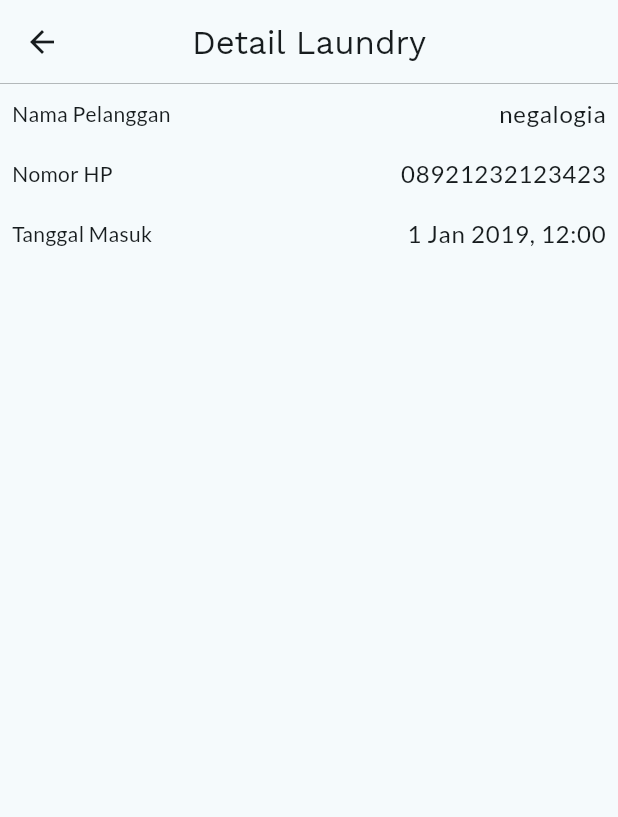
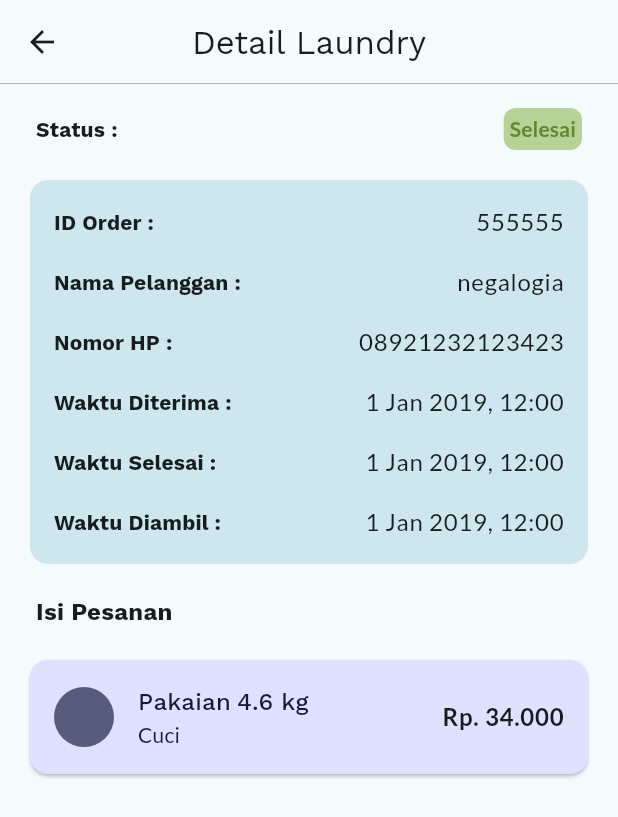
Before and after one commit to fauzidan/sigma_laundry, a Flutter app: the LaundryDetailsPage screen opened directly, on a phone screen of 412 x 824 dp. Shown: the top 817 px of the screen. Run offline on Flutter 3.47's test engine with Material 3 defaults, Android fonts, the phone set to English and light mode, and no system bars; our stand-ins replace flutter_svg, google_fonts.

```diff
--- /dev/null
+++ b/lib/config/extension/double_extension.dart
@@ -0,0 +1,5 @@
+extension DoubleExtension on double {
+  String removeDecimalZeroFormat() {
+    return toStringAsFixed(truncateToDouble() == this ? 0 : 1);
+  }
+}
--- a/lib/core/domain/entity/laundry.dart
+++ b/lib/core/domain/entity/laundry.dart
@@ -5,7 +5,7 @@ class Laundry {
   final String laundryId;
   final LaundryCategory laundryCategory;
   final bool isIroning;
-  final double price;
+  final int price;
   final int? amount;
   final double? weight;
 
--- /dev/null
+++ b/lib/core/presentation/common_widgets/colored_label.dart
@@ -0,0 +1,35 @@
+import 'package:flutter/material.dart';
+import 'package:sigma_laundry/config/extension/theme_extension.dart';
+
+class ColoredLabel extends StatelessWidget {
+  const ColoredLabel({
+    super.key,
+    required this.text,
+    required this.textColor,
+    required this.backgroundColor,
+  });
+
+  final String text;
+  final Color textColor;
+  final Color backgroundColor;
+
+  @override
+  Widget build(BuildContext context) {
+    return Container(
+      padding: const EdgeInsets.all(4),
+      decoration: BoxDecoration(
+        color: backgroundColor,
+        borderRadius: const BorderRadius.all(
+          Radius.circular(8),
+        ),
+      ),
+      child: Text(
+        text,
+        style: context.textTheme.labelLarge!.copyWith(
+          color: textColor,
+          fontWeight: FontWeight.bold,
+        ),
+      ),
+    );
+  }
+}
--- /dev/null
+++ b/lib/core/presentation/common_widgets/laundry_tile.dart
@@ -0,0 +1,80 @@
+import 'package:flutter/material.dart';
+import 'package:sigma_laundry/config/extension/double_extension.dart';
+import 'package:sigma_laundry/config/extension/int_extension.dart';
+import 'package:sigma_laundry/config/extension/theme_extension.dart';
+import 'package:sigma_laundry/core/domain/entity/laundry.dart';
+import 'package:sigma_laundry/core/presentation/misc/spaces.dart';
+
+class LaundryTile extends StatelessWidget {
+  const LaundryTile({
+    super.key,
+    required this.laundry,
+  });
+
+  final Laundry laundry;
+
+  @override
+  Widget build(BuildContext context) {
+    return Card(
+      color: context.colorScheme.tertiaryContainer,
+      child: Padding(
+        padding: const EdgeInsets.all(16),
+        child: Row(
+          mainAxisAlignment: MainAxisAlignment.spaceBetween,
+          children: [
+            Row(
+              children: [
+                CircleAvatar(
+                  backgroundColor: context.colorScheme.tertiary,
+                ),
+                horizontalSpace(16),
+                Column(
+                  crossAxisAlignment: CrossAxisAlignment.start,
+                  children: [
+                    Row(
+                      children: [
+                        Text(
+                          laundry.laundryCategory.name,
+                          style: context.textTheme.titleMedium!.copyWith(
+                            color: context.colorScheme.onTertiaryContainer,
+                          ),
+                        ),
+                        horizontalSpace(4),
+                        if (laundry.weight != null)
+                          Text(
+                            '${laundry.weight!.removeDecimalZeroFormat()} kg',
+                            style: context.textTheme.titleMedium!.copyWith(
+                              color: context.colorScheme.onTertiaryContainer,
+                            ),
+                          )
+                        else
+                          Text(
+                            laundry.amount.toString(),
+                            style: context.textTheme.titleMedium!.copyWith(
+                              color: context.colorScheme.onTertiaryContainer,
+                            ),
+                          )
+                      ],
+                    ),
+                    Text(
+                      'Cuci ${laundry.isIroning ? ', Setrika' : ''}',
+                      style: context.textTheme.labelLarge!.copyWith(
+                        color: context.colorScheme.onTertiaryContainer,
+                      ),
+                    ),
+                  ],
+                ),
+              ],
+            ),
+            Text(
+              laundry.price.toIDRCurrencyFormat(),
+              style: context.textTheme.bodyLarge!.copyWith(
+                fontWeight: FontWeight.bold,
+              ),
+            ),
+          ],
+        ),
+      ),
+    );
+  }
+}
--- a/lib/core/presentation/pages/home_page/home_page.dart
+++ b/lib/core/presentation/pages/home_page/home_page.dart
@@ -1,6 +1,7 @@
 import 'package:flutter/material.dart';
 import 'package:sigma_laundry/config/extension/theme_extension.dart';
 import 'package:sigma_laundry/core/presentation/common_widgets/main_app_bar.dart';
+import 'package:sigma_laundry/core/presentation/misc/spaces.dart';
 import 'package:sigma_laundry/core/presentation/pages/home_page/methods/grid_menu.dart';
 import 'package:sigma_laundry/core/presentation/pages/home_page/methods/home_page_header.dart';
 
@@ -18,6 +19,7 @@ class HomePage extends StatelessWidget {
       body: ListView(
         shrinkWrap: true,
         children: [
+          verticalSpace(16),
           homePageHeader(context: context),
           Padding(
             padding: const EdgeInsets.all(16),
--- a/lib/core/presentation/pages/laundry_details_page/laundry_details_page.dart
+++ b/lib/core/presentation/pages/laundry_details_page/laundry_details_page.dart
@@ -1,28 +1,33 @@
 import 'package:flutter/material.dart';
 import 'package:sigma_laundry/config/enums/laundry_category.dart';
 import 'package:sigma_laundry/config/enums/laundry_status.dart';
-import 'package:sigma_laundry/config/extension/date_extension.dart';
+import 'package:sigma_laundry/config/extension/color_extension.dart';
+import 'package:sigma_laundry/config/extension/theme_extension.dart';
 import 'package:sigma_laundry/core/domain/entity/laundry.dart';
 import 'package:sigma_laundry/core/domain/entity/order.dart';
+import 'package:sigma_laundry/core/presentation/common_widgets/colored_label.dart';
 import 'package:sigma_laundry/core/presentation/common_widgets/main_app_bar.dart';
-import 'package:sigma_laundry/core/presentation/pages/laundry_details_page/widgets/details_tile.dart';
+import 'package:sigma_laundry/core/presentation/pages/laundry_details_page/widgets/detail_home.dart';
+import 'package:sigma_laundry/core/presentation/common_widgets/laundry_tile.dart';
 
 final order = Order(
   orderId: '555555',
   customerName: 'negalogia',
   customerPhoneNumber: '08921232123423',
   laundryReceivedDate: DateTime(2019),
+  laundryCompleteDate: DateTime(2019),
+  laundryRetrieveDate: DateTime(2019),
   totalPrice: 34000,
   laundryStatus: LaundryStatus.completed,
-  laundries: [
-    Laundry(
-      laundryId: '123123',
-      laundryCategory: LaundryCategory.clothes,
-      isIroning: true,
-      weight: 5.0,
-      price: 34000,
-    ),
-  ],
+  laundries: [],
+);
+
+final laundry = Laundry(
+  laundryId: '123123',
+  laundryCategory: LaundryCategory.clothes,
+  isIroning: false,
+  weight: 4.6,
+  price: 34000,
 );
 
 class LaundryDetailsPage extends StatelessWidget {
@@ -42,17 +47,43 @@ class LaundryDetailsPage extends StatelessWidget {
       ),
       body: ListView(
         children: [
-          DetailsTile(
-            title: 'Nama Pelanggan',
-            data: order.customerName,
+          Padding(
+            padding: const EdgeInsets.only(
+              left: 24, right: 24, top: 16,
+            ),
+            child: Row(
+              mainAxisAlignment: MainAxisAlignment.spaceBetween,
+              children: [
+                Text(
+                  'Status :',
+                  style: context.textTheme.titleSmall!.copyWith(
+                    fontWeight: FontWeight.bold,
+                  ),
+                ),
+                ColoredLabel(
+                  text: order.laundryStatus.name,
+                  textColor: order.laundryStatus.color.darken(30),
+                  backgroundColor: order.laundryStatus.color.lighten(50),
+                )
+              ],
+            ),
           ),
-          DetailsTile(
-            title: 'Nomor HP',
-            data: order.customerPhoneNumber,
+          DetailsHome(order: order),
+          Padding(
+            padding: const EdgeInsets.only(
+              bottom: 16,
+              left: 24,
+            ),
+            child: Text(
+              'Isi Pesanan',
+              style: context.textTheme.titleMedium!.copyWith(
+                fontWeight: FontWeight.bold,
+              ),
+            ),
           ),
-          DetailsTile(
-            title: 'Tanggal Masuk',
-            data: order.laundryReceivedDate.toDateAndTimeID(),
+          Padding(
+            padding: const EdgeInsets.symmetric(horizontal: 16),
+            child: LaundryTile(laundry: laundry),
           ),
         ],
       ),
--- /dev/null
+++ b/lib/core/presentation/pages/laundry_details_page/widgets/detail_home.dart
@@ -0,0 +1,58 @@
+import 'package:flutter/material.dart';
+import 'package:sigma_laundry/config/extension/date_extension.dart';
+import 'package:sigma_laundry/config/extension/theme_extension.dart';
+import 'package:sigma_laundry/core/domain/entity/order.dart';
+import 'package:sigma_laundry/core/presentation/pages/laundry_details_page/widgets/details_tile.dart';
+
+class DetailsHome extends StatelessWidget {
+  const DetailsHome({
+    super.key,
+    required this.order,
+  });
+
+  final Order order;
+
+  @override
+  Widget build(BuildContext context) {
+    return Padding(
+      padding: const EdgeInsets.all(16),
+      child: Card(
+        color: context.colorScheme.secondaryContainer,
+        elevation: 0,
+        child: Padding(
+          padding: const EdgeInsets.symmetric(vertical: 8),
+          child: Column(
+            children: [
+              DetailsTile(
+                title: 'ID Order :',
+                data: order.orderId,
+              ),
+              DetailsTile(
+                title: 'Nama Pelanggan :',
+                data: order.customerName,
+              ),
+              DetailsTile(
+                title: 'Nomor HP :',
+                data: order.customerPhoneNumber,
+              ),
+              DetailsTile(
+                title: 'Waktu Diterima :',
+                data: order.laundryReceivedDate.toDateAndTimeID(),
+              ),
+              if (order.laundryCompleteDate != null)
+                DetailsTile(
+                  title: 'Waktu Selesai :',
+                  data: order.laundryCompleteDate!.toDateAndTimeID(),
+                ),
+              if (order.laundryRetrieveDate != null)
+                DetailsTile(
+                  title: 'Waktu Diambil :',
+                  data: order.laundryRetrieveDate!.toDateAndTimeID(),
+                ),
+            ],
+          ),
+        ),
+      ),
+    );
+  }
+}
--- a/lib/core/presentation/pages/laundry_details_page/widgets/details_tile.dart
+++ b/lib/core/presentation/pages/laundry_details_page/widgets/details_tile.dart
@@ -14,12 +14,23 @@ class DetailsTile extends StatelessWidget {
   @override
   Widget build(BuildContext context) {
     return Padding(
-      padding: const EdgeInsets.all(8),
+      padding: const EdgeInsets.symmetric(
+        horizontal: 16,
+        vertical: 8,
+      ),
       child: Row(
         mainAxisAlignment: MainAxisAlignment.spaceBetween,
         children: [
-          Text(title),
-          Text(data, style: context.textTheme.bodyLarge,),
+          Text(
+            title,
+            style: context.textTheme.titleSmall!.copyWith(
+              fontWeight: FontWeight.bold,
+            ),
+          ),
+          Text(
+            data,
+            style: context.textTheme.bodyLarge!.copyWith(),
+          ),
         ],
       ),
     );
--- a/lib/main.dart
+++ b/lib/main.dart
@@ -1,7 +1,9 @@
 import 'package:flutter/material.dart';
 import 'package:sigma_laundry/config/app/theme.dart';
 import 'package:sigma_laundry/config/app/util.dart';
+import 'package:sigma_laundry/core/presentation/pages/laundry_add_page/laundry_add_page.dart';
 import 'package:sigma_laundry/core/presentation/pages/laundry_details_page/laundry_details_page.dart';
+import 'package:sigma_laundry/core/presentation/pages/laundry_page/laundry_page.dart';
 
 void main() {
   runApp(const MyApp());
@@ -20,7 +22,7 @@ class MyApp extends StatelessWidget {
     return MaterialApp(
       title: 'Sigma Laundry Flutter',
       theme: brightness == Brightness.light ? theme.light() : theme.dark(),
-      home: const LaundryDetailsPage(),
+      home: const LaundryAddPage(),
     );
   }
 }
```
Also changed, not shown: lib/core/presentation/common_widgets/order_tile.dart (+20 -24 lines), lib/core/presentation/pages/laundry_add_page/laundry_add_page.dart (added, +124 -0 lines), lib/core/presentation/pages/laundry_add_page/widgets/laundry_add_textfield.dart (added, +63 -0 lines).
